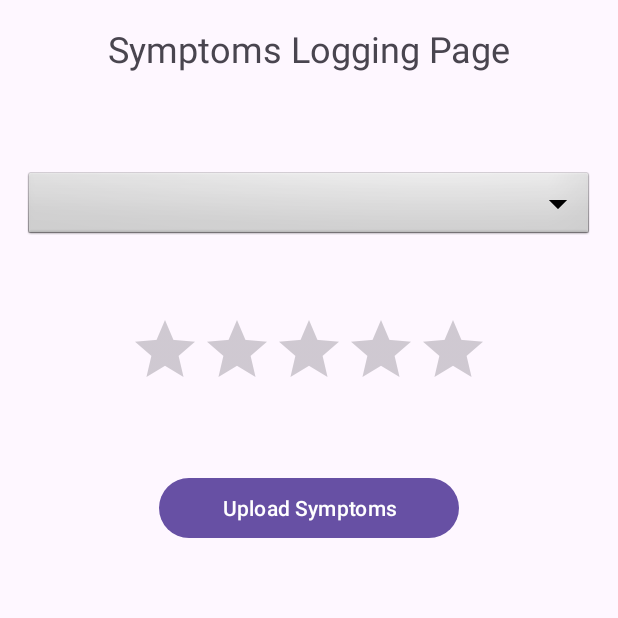
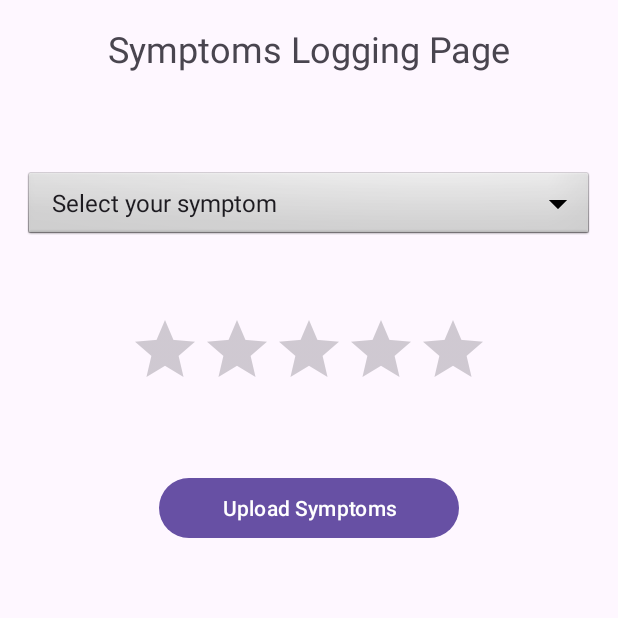
Before and after one commit to adrijanag17/ContextMonitoringApp, an Android app: the screen it shows after launch (SymptomsActivity), after a tap on "Symptoms", on a phone screen of 412 x 824 dp, the top half of it. Run offline under Robolectric (Android 15) with nearby library versions, the phone set to English and light mode, and no system bars.

```diff
--- a/app/src/main/java/com/example/project1/MainActivity.java
+++ b/app/src/main/java/com/example/project1/MainActivity.java
@@ -20,12 +20,12 @@ public class MainActivity extends AppCompatActivity {
         symptomsButton.setOnClickListener(new View.OnClickListener() {
             @Override
             public void onClick(View v) {
-                openSymptomsActivity();
+                startSymptomsActivity();
             }
         });
     }
 
-    public void openSymptomsActivity(){
+    public void startSymptomsActivity(){
         Intent intent = new Intent(this, SymptomsActivity.class);
         startActivity(intent);
     }
--- a/app/src/main/java/com/example/project1/SymptomsActivity.java
+++ b/app/src/main/java/com/example/project1/SymptomsActivity.java
@@ -1,6 +1,8 @@
 package com.example.project1;
 
 import android.os.Bundle;
+import android.widget.ArrayAdapter;
+import android.widget.Spinner;
 
 import androidx.appcompat.app.AppCompatActivity;
 
@@ -9,5 +11,15 @@ public class SymptomsActivity extends AppCompatActivity {
     protected void onCreate(Bundle savedInstanceState) {
         super.onCreate(savedInstanceState);
         setContentView(R.layout.activity_symptoms);
+
+        Spinner symptomSpinner = findViewById(R.id.symptomSpinner);
+
+        String[] symptomOptions = {"Select your symptom", "Nausea", "Headache", "Diarrhea",
+                "Sore Throat", "Fever", "Muscle Ache", "Loss of smell or taste", "Cough",
+                "Shortness of breath", "Feeling tired"};
+
+        ArrayAdapter<String> adapter = new ArrayAdapter<>(this, android.R.layout.simple_spinner_item, symptomOptions);
+        adapter.setDropDownViewResource(android.R.layout.simple_spinner_dropdown_item);
+        symptomSpinner.setAdapter(adapter);
     }
 }
--- a/app/src/main/res/layout/activity_symptoms.xml
+++ b/app/src/main/res/layout/activity_symptoms.xml
@@ -15,13 +15,12 @@
         android:layout_marginVertical="16dp" />
 
     <Spinner
-        android:id="@+id/dropdown"
+        android:id="@+id/symptomSpinner"
         android:layout_width="match_parent"
         android:layout_height="wrap_content"
         android:background="@android:drawable/btn_dropdown"
         android:spinnerMode="dropdown"
-        android:layout_marginTop="48dp"/>
-
+        android:layout_marginTop="48dp" />
     <RatingBar
         android:id="@+id/rating"
         android:layout_width="wrap_content"
```
